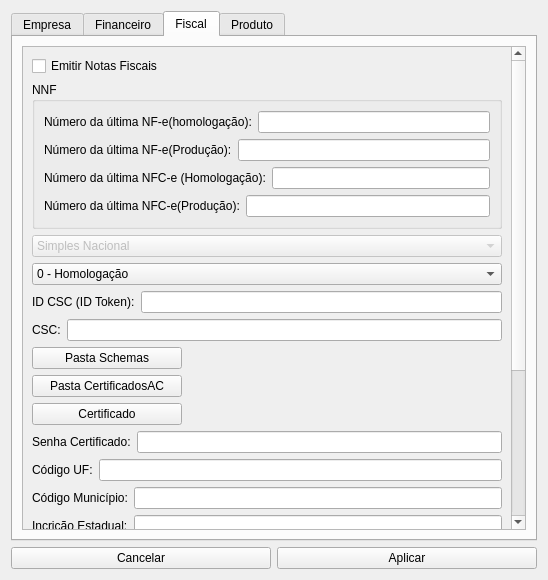
First picture: the form in configuracao.ui, repository GabR36/QEstoqueLoja, before the edit.
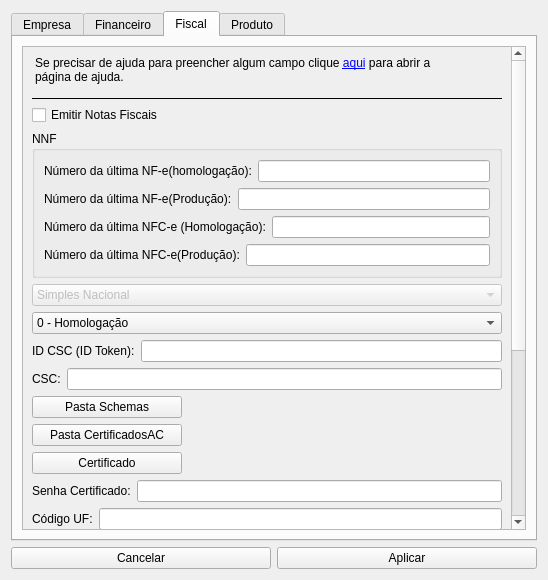
Second picture: the form after the edit. The open tabs and pages were chosen to show the change.

Commit message: pagina de ajuda html

Diff of the .ui file:
```diff
--- a/configuracao.ui
+++ b/configuracao.ui
@@ -359,10 +359,31 @@
             <x>0</x>
             <y>0</y>
             <width>492</width>
-            <height>752</height>
+            <height>804</height>
            </rect>
           </property>
           <layout class="QVBoxLayout" name="verticalLayout_8">
+           <item>
+            <widget class="QLabel" name="label_35">
+             <property name="layoutDirection">
+              <enum>Qt::LayoutDirection::LeftToRight</enum>
+             </property>
+             <property name="autoFillBackground">
+              <bool>false</bool>
+             </property>
+             <property name="styleSheet">
+              <string notr="true">font: 500 10pt &quot;Ubuntu&quot;;
+border-bottom: 1px solid black;
+border-radius: 0px;</string>
+             </property>
+             <property name="text">
+              <string>&lt;html&gt;&lt;head/&gt;&lt;body&gt;&lt;p&gt;Se precisar de ajuda para preencher algum campo clique &lt;a href=&quot;help&quot;&gt;&lt;span style=&quot; text-decoration: underline; color:#0000ff;&quot;&gt;aqui&lt;/span&gt;&lt;/a&gt; para abrir a &lt;br&gt;página de ajuda.&lt;br&gt;&lt;/p&gt;&lt;/body&gt;&lt;/html&gt;</string>
+             </property>
+             <property name="wordWrap">
+              <bool>false</bool>
+             </property>
+            </widget>
+           </item>
            <item>
             <widget class="QCheckBox" name="CheckBox_emitNf">
              <property name="text">
```
Left out of the diff: 2 changed lines with no effect on the pictures. The commit also changes 10 other files.
